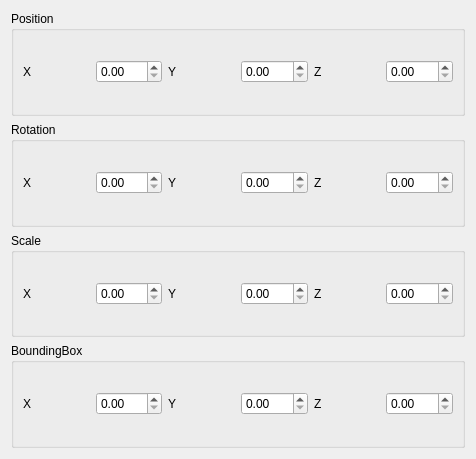
mcoder2014/LydiaLabExpPlugins, file LydiaLabExpPlugins/filterTransformation/TransformRichParameterWidget.ui: the form before one commit.
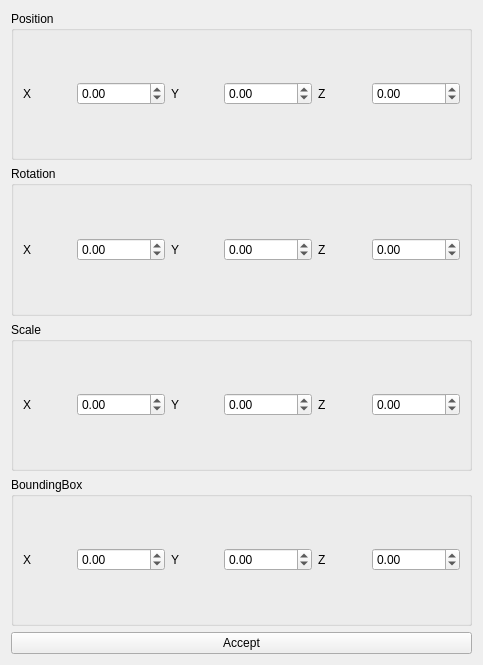
The form after the commit.

What changed in the file:
```diff
--- a/LydiaLabExpPlugins/filterTransformation/TransformRichParameterWidget.ui
+++ b/LydiaLabExpPlugins/filterTransformation/TransformRichParameterWidget.ui
@@ -6,8 +6,8 @@
    <rect>
     <x>0</x>
     <y>0</y>
-    <width>476</width>
-    <height>459</height>
+    <width>483</width>
+    <height>665</height>
    </rect>
   </property>
   <property name="windowTitle">
@@ -31,7 +31,17 @@
        </widget>
       </item>
       <item>
-       <widget class="QDoubleSpinBox" name="doubleSpinBoxPosX"/>
+       <widget class="QDoubleSpinBox" name="doubleSpinBoxPosX">
+        <property name="minimum">
+         <double>-1000000.000000000000000</double>
+        </property>
+        <property name="maximum">
+         <double>1000000.000000000000000</double>
+        </property>
+        <property name="singleStep">
+         <double>0.100000000000000</double>
+        </property>
+       </widget>
       </item>
       <item>
        <widget class="QLabel" name="label_2">
@@ -41,7 +51,17 @@
        </widget>
       </item>
       <item>
-       <widget class="QDoubleSpinBox" name="doubleSpinBoxPosY"/>
+       <widget class="QDoubleSpinBox" name="doubleSpinBoxPosY">
+        <property name="minimum">
+         <double>-1000000.000000000000000</double>
+        </property>
+        <property name="maximum">
+         <double>1000000.000000000000000</double>
+        </property>
+        <property name="singleStep">
+         <double>0.100000000000000</double>
+        </property>
+       </widget>
       </item>
       <item>
        <widget class="QLabel" name="label_3">
@@ -51,7 +71,17 @@
        </widget>
       </item>
       <item>
-       <widget class="QDoubleSpinBox" name="doubleSpinBoxPosZ"/>
+       <widget class="QDoubleSpinBox" name="doubleSpinBoxPosZ">
+        <property name="minimum">
+         <double>-1000000.000000000000000</double>
+        </property>
+        <property name="singleStep">
+         <double>0.100000000000000</double>
+        </property>
+        <property name="value">
+         <double>0.000000000000000</double>
+        </property>
+       </widget>
       </item>
      </layout>
     </widget>
@@ -70,7 +100,17 @@
        </widget>
       </item>
       <item>
-       <widget class="QDoubleSpinBox" name="doubleSpinBoxRotX"/>
+       <widget class="QDoubleSpinBox" name="doubleSpinBoxRotX">
+        <property name="minimum">
+         <double>-1000000.000000000000000</double>
+        </property>
+        <property name="maximum">
+         <double>1000000.000000000000000</double>
+        </property>
+        <property name="singleStep">
+         <double>0.100000000000000</double>
+        </property>
+       </widget>
       </item>
       <item>
        <widget class="QLabel" name="label_14">
@@ -80,7 +120,17 @@
        </widget>
       </item>
       <item>
-       <widget class="QDoubleSpinBox" name="doubleSpinBoxRotY"/>
+       <widget class="QDoubleSpinBox" name="doubleSpinBoxRotY">
+        <property name="minimum">
+         <double>-1000000.000000000000000</double>
+        </property>
+        <property name="maximum">
+         <double>1000000.000000000000000</double>
+        </property>
+        <property name="singleStep">
+         <double>0.100000000000000</double>
+        </property>
+       </widget>
       </item>
       <item>
        <widget class="QLabel" name="label_15">
@@ -90,7 +140,17 @@
        </widget>
       </item>
       <item>
-       <widget class="QDoubleSpinBox" name="doubleSpinBoxRotZ"/>
+       <widget class="QDoubleSpinBox" name="doubleSpinBoxRotZ">
+        <property name="minimum">
+         <double>-1000000.000000000000000</double>
+        </property>
+        <property name="maximum">
+         <double>1000000.000000000000000</double>
+        </property>
+        <property name="singleStep">
+         <double>0.100000000000000</double>
+        </property>
+       </widget>
       </item>
      </layout>
     </widget>
@@ -109,7 +169,17 @@
        </widget>
       </item>
       <item>
-       <widget class="QDoubleSpinBox" name="doubleSpinBoxScaleX"/>
+       <widget class="QDoubleSpinBox" name="doubleSpinBoxScaleX">
+        <property name="minimum">
+         <double>-1000000.000000000000000</double>
+        </property>
+        <property name="maximum">
+         <double>1000000.000000000000000</double>
+        </property>
+        <property name="singleStep">
+         <double>0.100000000000000</double>
+        </property>
+       </widget>
       </item>
       <item>
        <widget class="QLabel" name="label_11">
@@ -119,7 +189,17 @@
        </widget>
       </item>
       <item>
-       <widget class="QDoubleSpinBox" name="doubleSpinBoxScaleY"/>
+       <widget class="QDoubleSpinBox" name="doubleSpinBoxScaleY">
+        <property name="minimum">
+         <double>-1000000.000000000000000</double>
+        </property>
+        <property name="maximum">
+         <double>1000000.000000000000000</double>
+        </property>
+        <property name="singleStep">
+         <double>0.100000000000000</double>
+        </property>
+       </widget>
       </item>
       <item>
        <widget class="QLabel" name="label_12">
@@ -129,7 +209,17 @@
        </widget>
       </item>
       <item>
-       <widget class="QDoubleSpinBox" name="doubleSpinBoxScaleZ"/>
+       <widget class="QDoubleSpinBox" name="doubleSpinBoxScaleZ">
+        <property name="minimum">
+         <double>-1000000.000000000000000</double>
+        </property>
+        <property name="maximum">
+         <double>1000000.000000000000000</double>
+        </property>
+        <property name="singleStep">
+         <double>0.100000000000000</double>
+        </property>
+       </widget>
       </item>
      </layout>
     </widget>
@@ -148,7 +238,17 @@
        </widget>
       </item>
       <item>
-       <widget class="QDoubleSpinBox" name="doubleSpinBoxBboxX"/>
+       <widget class="QDoubleSpinBox" name="doubleSpinBoxBboxX">
+        <property name="minimum">
+         <double>-1000000.000000000000000</double>
+        </property>
+        <property name="maximum">
+         <double>10000000.000000000000000</double>
+        </property>
+        <property name="singleStep">
+         <double>0.100000000000000</double>
+        </property>
+       </widget>
       </item>
       <item>
        <widget class="QLabel" name="label_17">
@@ -158,7 +258,17 @@
        </widget>
       </item>
       <item>
-       <widget class="QDoubleSpinBox" name="doubleSpinBoxBboxY"/>
+       <widget class="QDoubleSpinBox" name="doubleSpinBoxBboxY">
+        <property name="minimum">
+         <double>-1000000.000000000000000</double>
+        </property>
+        <property name="maximum">
+         <double>1000000.000000000000000</double>
+        </property>
+        <property name="singleStep">
+         <double>0.100000000000000</double>
+        </property>
+       </widget>
       </item>
       <item>
        <widget class="QLabel" name="label_18">
@@ -168,11 +278,34 @@
        </widget>
       </item>
       <item>
-       <widget class="QDoubleSpinBox" name="doubleSpinBoxBboxZ"/>
+       <widget class="QDoubleSpinBox" name="doubleSpinBoxBboxZ">
+        <property name="minimum">
+         <double>-1000000.000000000000000</double>
+        </property>
+        <property name="maximum">
+         <double>1000000.000000000000000</double>
+        </property>
+        <property name="singleStep">
+         <double>0.100000000000000</double>
+        </property>
+       </widget>
       </item>
      </layout>
     </widget>
    </item>
+   <item>
+    <widget class="QPushButton" name="pushButtonAccept">
+     <property name="text">
+      <string>Accept</string>
+     </property>
+     <property name="default">
+      <bool>false</bool>
+     </property>
+     <property name="flat">
+      <bool>false</bool>
+     </property>
+    </widget>
+   </item>
   </layout>
  </widget>
  <resources/>
```
